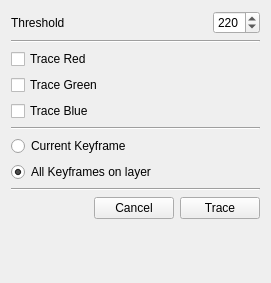
Qt form app/ui/addtransparencytopaperdialog.ui (pencil2d/pencil) before a commit.
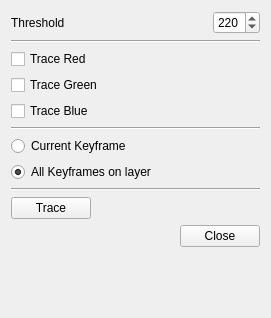
The same form after that commit. Icons and pictures are not drawn.

Commit message: Adding progress bars. Optimizing trace code

```diff
--- a/app/ui/addtransparencytopaperdialog.ui
+++ b/app/ui/addtransparencytopaperdialog.ui
@@ -7,7 +7,7 @@
     <x>0</x>
     <y>0</y>
     <width>271</width>
-    <height>283</height>
+    <height>318</height>
    </rect>
   </property>
   <property name="windowTitle">
@@ -195,31 +195,55 @@
     </widget>
    </item>
    <item>
-    <layout class="QHBoxLayout" name="horizontalLayout_5">
-     <item>
-      <spacer name="horizontalSpacer_5">
-       <property name="orientation">
-        <enum>Qt::Horizontal</enum>
-       </property>
-       <property name="sizeHint" stdset="0">
-        <size>
-         <width>40</width>
-         <height>20</height>
-        </size>
-       </property>
-      </spacer>
-     </item>
-     <item>
-      <widget class="QPushButton" name="btnCancel">
-       <property name="text">
-        <string>Cancel</string>
-       </property>
-      </widget>
-     </item>
+    <layout class="QHBoxLayout" name="horizontalLayout_6">
      <item>
       <widget class="QPushButton" name="btnTrace">
        <property name="text">
         <string>Trace</string>
+       </property>
+      </widget>
+     </item>
+     <item>
+      <spacer name="horizontalSpacer_5">
+       <property name="orientation">
+        <enum>Qt::Horizontal</enum>
+       </property>
+       <property name="sizeHint" stdset="0">
+        <size>
+         <width>40</width>
+         <height>20</height>
+        </size>
+       </property>
+      </spacer>
+     </item>
+     <item>
+      <widget class="QLabel" name="labProgress">
+       <property name="text">
+        <string/>
+       </property>
+      </widget>
+     </item>
+    </layout>
+   </item>
+   <item>
+    <layout class="QHBoxLayout" name="horizontalLayout_5">
+     <item>
+      <spacer name="horizontalSpacer_6">
+       <property name="orientation">
+        <enum>Qt::Horizontal</enum>
+       </property>
+       <property name="sizeHint" stdset="0">
+        <size>
+         <width>40</width>
+         <height>20</height>
+        </size>
+       </property>
+      </spacer>
+     </item>
+     <item>
+      <widget class="QPushButton" name="btnCancel">
+       <property name="text">
+        <string>Close</string>
        </property>
       </widget>
      </item>
```
The commit also changes 5 other files.
